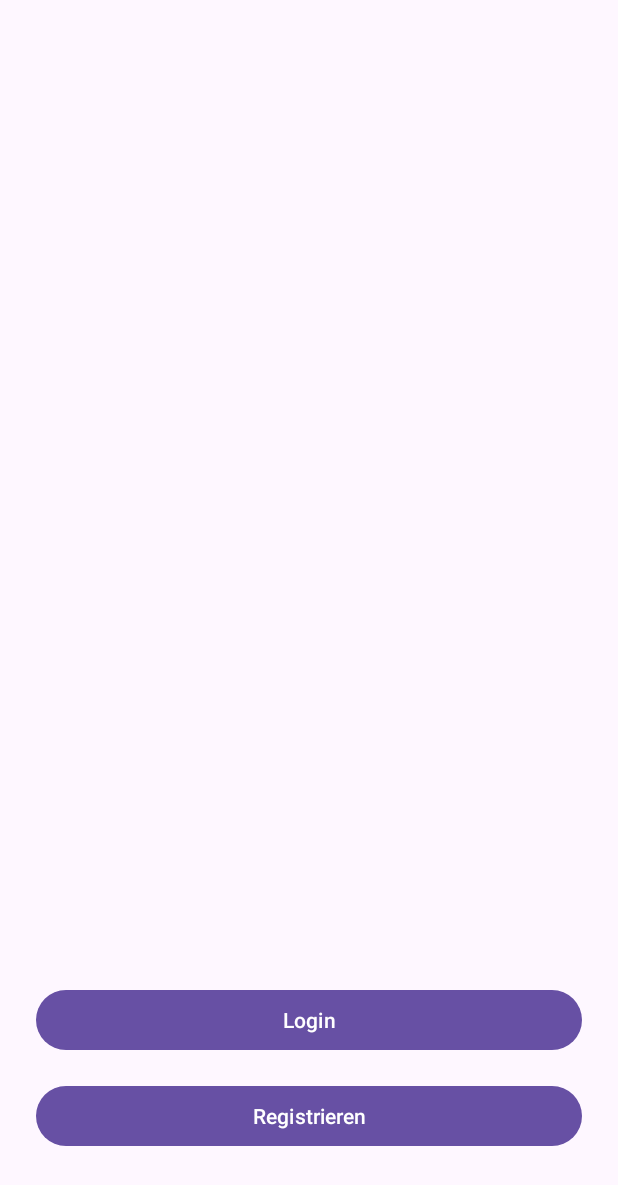
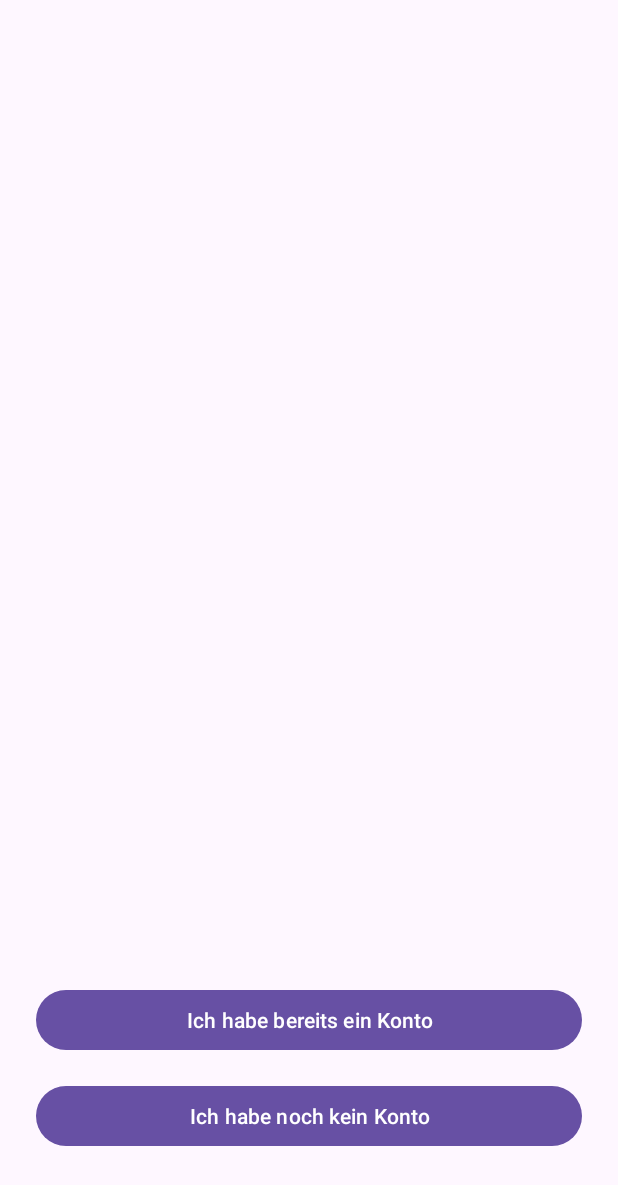
Before and after one commit to magdaa13/TagesBluete, an Android app: the screen it shows after launch (MainActivity), on a phone screen of 412 x 824 dp. Shown: the top 1185 px of the screen. Run offline under Robolectric (Android 15) with nearby library versions, the phone set to English and light mode, and no system bars; 1 statement that could not run was skipped.

Commit message:
Änderung Strings Login und Registrierung

```diff
--- a/app/src/main/res/values/strings.xml
+++ b/app/src/main/res/values/strings.xml
@@ -1,8 +1,8 @@
 <resources>
     <string name="app_name">TagesBluete</string>
     <string name="TagesBlüte">Tagesblüte</string>
-    <string name="registrieren">Registrieren</string>
-    <string name="login">Login</string>
+    <string name="registrieren">Ich habe noch kein Konto</string>
+    <string name="login">Ich habe bereits ein Konto</string>
     <string name="tagesbl_te">TagesBlüte</string>
     <string name="anmelden">Anmelden</string>
     <string name="passwort_eingeben">Passwort eingeben</string>
```
